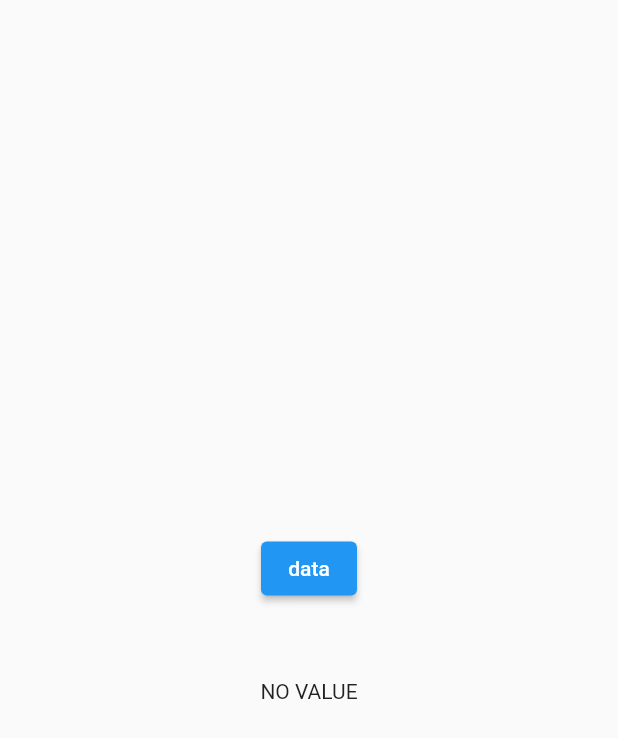
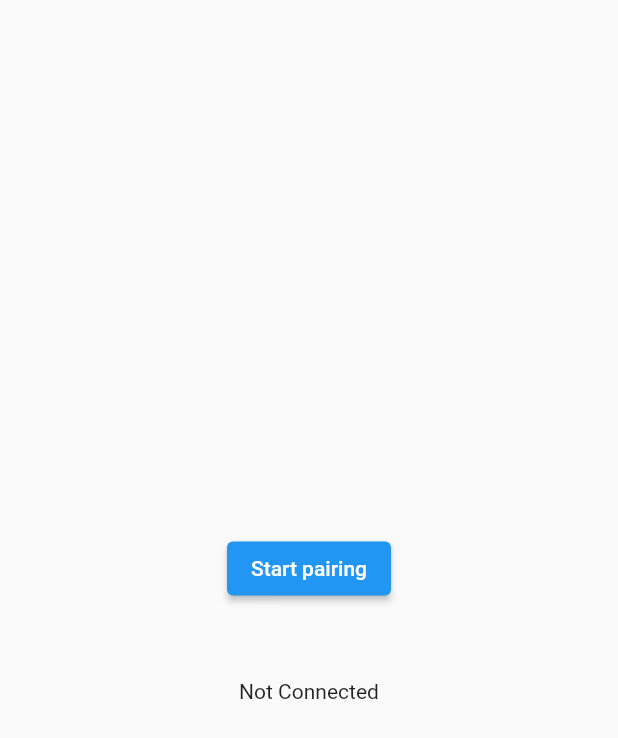
Before and after one commit to kennynicks/workout-companion.flutter, a Flutter app: the screen it shows after launch, on a phone screen of 412 x 824 dp. Shown: the top 738 px of the screen. Run offline on Flutter 3.47's test engine with Material 2 defaults, Android fonts, the light colour scheme and no system bars; our stand-ins replace auto_route, bloc, dartz, flutter_bloc, flutter_blue, freezed_annotation and 2 more.

Commit message:
chore: added cadence constants

```diff
--- a/lib/application/core/bloc/heartrate/heartrate_bloc.dart
+++ b/lib/application/core/bloc/heartrate/heartrate_bloc.dart
@@ -20,14 +20,15 @@ part 'heartrate_bloc.freezed.dart';
 class HeartrateBloc extends Bloc<HeartrateEvent, HeartrateState> {
   final ISensorRepository _sensorRepository;
   StreamSubscription? sensorSubscription;
-  StreamSubscription? hearbeatSensorSubscription;
+  // StreamSubscription? hearbeatSensorSubscription;
   HeartrateBloc(this._sensorRepository) : super(const HeartrateState.initial());
 
   @override
   Stream<HeartrateState> mapEventToState(
     HeartrateEvent event,
   ) async* {
-    yield* event.map(searchStarted: (e) async* {
+    yield* event.map(
+      searchStarted: (e) async* {
         yield* state.maybeMap(connected: (e) async* {
           log("already connected");
           yield e;
@@ -41,7 +42,7 @@ class HeartrateBloc extends Bloc<HeartrateEvent, HeartrateState> {
             log(l.toString());
             add(const HeartrateEvent.searchStopped());
           }, (r) {
-          log("started listening for sensors...");
+            log("started listening for heartrate-sensors...");
             sensorSubscription = r.listen((sensors) async {
               log("sensors: $sensors");
               if (sensors.isNotEmpty) {
@@ -50,15 +51,18 @@ class HeartrateBloc extends Bloc<HeartrateEvent, HeartrateState> {
             });
           });
         });
-    }, searchStopped: (e) async* {
+      },
+      searchStopped: (e) async* {
         log("STATE: search stopped");
         await sensorSubscription?.cancel();
         yield const HeartrateState.disconnected();
-    }, invokedDisconnect: (e) async* {
+      },
+      invokedDisconnect: (e) async* {
         //TODO implement
         log("invoked disconnect!");
         yield const HeartrateState.disconnected();
-    }, invokedPairing: (e) async* {
+      },
+      invokedPairing: (e) async* {
         log("invoking pairing");
         await sensorSubscription?.cancel();
         final sensor = e.heartrateSensor;
@@ -70,10 +74,12 @@ class HeartrateBloc extends Bloc<HeartrateEvent, HeartrateState> {
           log("sensor connected");
           add(HeartrateEvent.sensorConnected(sensor));
         });
-    }, valueTransmitted: (e) async* {
+      },
+      valueTransmitted: (e) async* {
         log("HeartrateBloc: VALUE TRANSMITTED");
         yield HeartrateState.connected(e.heartrateRepository, e.bpm);
-    }, sensorConnected: (e) async* {
+      },
+      sensorConnected: (e) async* {
         log("HeartrateBloc: sensor connected");
         final HeartrateRepository heartrateRepository = HeartrateRepository();
         heartrateRepository.onBpm = (int bpm) =>
@@ -82,13 +88,15 @@ class HeartrateBloc extends Bloc<HeartrateEvent, HeartrateState> {
             () => add(const HeartrateEvent.sensorDisconnected());
         yield HeartrateState.connected(heartrateRepository, null);
         await heartrateRepository.startMonitoring(e.heartrateSensor);
-    }, sensorDisconnected: (e) async* {
+      },
+      sensorDisconnected: (e) async* {
         if (state is _Connected) {
           (state as _Connected).heartrateRepository.stopMonitoring();
         }
         yield HeartrateState.disconnected();
         log("sensor disconnected");
-    });
+      },
+    );
   }
 
   @override
--- /dev/null
+++ b/lib/domain/core/sensors/cadence/constants.dart
@@ -0,0 +1,5 @@
+const cadenceSensorAdvertisementServices = [
+  "00001816-0000-1000-8000-00805f9b34fb"
+];
+
+const cadenceRpmCharacteristic = "00002a5b-0000-1000-8000-00805f9b34fb";
--- a/lib/domain/core/sensors/sensor_type.dart
+++ b/lib/domain/core/sensors/sensor_type.dart
@@ -1,4 +1,5 @@
 import 'package:freezed_annotation/freezed_annotation.dart';
+import 'package:workout_companion_flutter/domain/core/sensors/cadence/constants.dart';
 import 'package:workout_companion_flutter/domain/core/sensors/heartrate/constants.dart';
 import 'package:workout_companion_flutter/domain/core/sensors/service_uuids.dart';
 
@@ -10,6 +11,7 @@ abstract class SensorType with _$SensorType {
   const factory SensorType.cadence() = Cadence;
   const factory SensorType.heartrate() = Heartrate;
   const factory SensorType.fitnessmachine() = Fitnessmachine;
+
   factory SensorType.fromServiceUuids(List<String> serviceUuids) {
     if (FITNESS_MACHINE_SENSOR_ADVERTISEMENT_SERVICES
         .every((serviceUuid) => serviceUuids.contains(serviceUuid))) {
@@ -19,7 +21,7 @@ abstract class SensorType with _$SensorType {
         .every((serviceUuid) => serviceUuids.contains(serviceUuid))) {
       return const SensorType.heartrate();
     }
-    if (CADENCE_SENSOR_ADVERTISEMENT_SERVICES
+    if (cadenceSensorAdvertisementServices
         .every((serviceUuid) => serviceUuids.contains(serviceUuid))) {
       return const SensorType.cadence();
     }
--- a/lib/infrastructure/core/sensors/cadence/cadence_repository.dart
+++ b/lib/infrastructure/core/sensors/cadence/cadence_repository.dart
@@ -34,9 +34,8 @@ class CadenceRepository implements ICadenceRepository {
             (service) => cadenceSensorAdvertisementServices
                 .contains(service.uuid.toString()));
     final BluetoothCharacteristic characteristic = service.characteristics
-        .firstWhere((characteristic) => characteristic.uuid
-            .toString()
-            .startsWith(cadenceRpmCharacteristic));
+        .firstWhere((characteristic) =>
+            characteristic.uuid.toString() == cadenceRpmCharacteristic);
     await characteristic.setNotifyValue(true);
     sensorSubscription = characteristic.value.listen((List<int> value) {
       log("value is $value");
--- a/lib/presentation/pages/pairing/pairing_page.dart
+++ b/lib/presentation/pages/pairing/pairing_page.dart
@@ -48,14 +48,16 @@ class _PageWidget extends StatelessWidget {
                   BlocProvider.of<PairingBloc>(context)
                       .add(const PairingEvent.pairingStarted());
                 },
-                child: const Text("data")),
-            SizedBox(height: 50),
+                child: const Text("Start pairing")),
+            const SizedBox(height: 50),
             BlocBuilder<HeartrateBloc, HeartrateState>(
                 builder: (context, state) {
               return state.maybeMap(connected: (e) {
-                return Text("${e.bpm} BPM");
+                return e.bpm != null
+                    ? Text("${e.bpm} BPM")
+                    : const Text("Connected");
               }, orElse: () {
-                return Text("NO VALUE");
+                return const Text("Not Connected");
               });
             })
           ],
```
Lines whose indentation alone changed are shown as unchanged.
